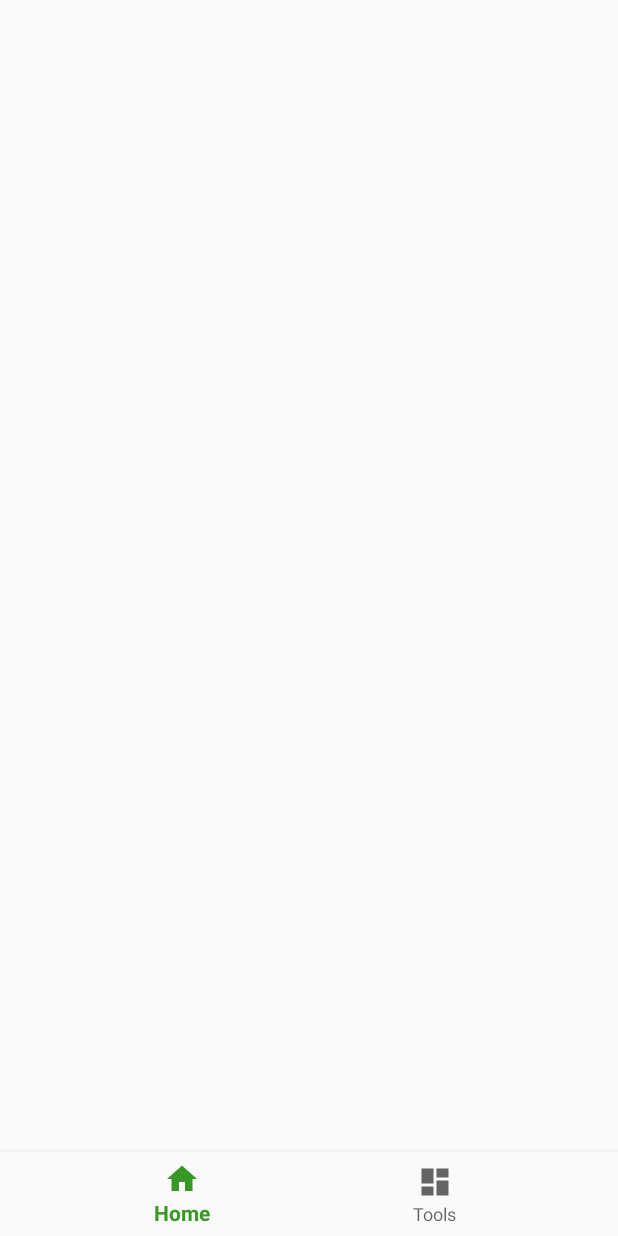
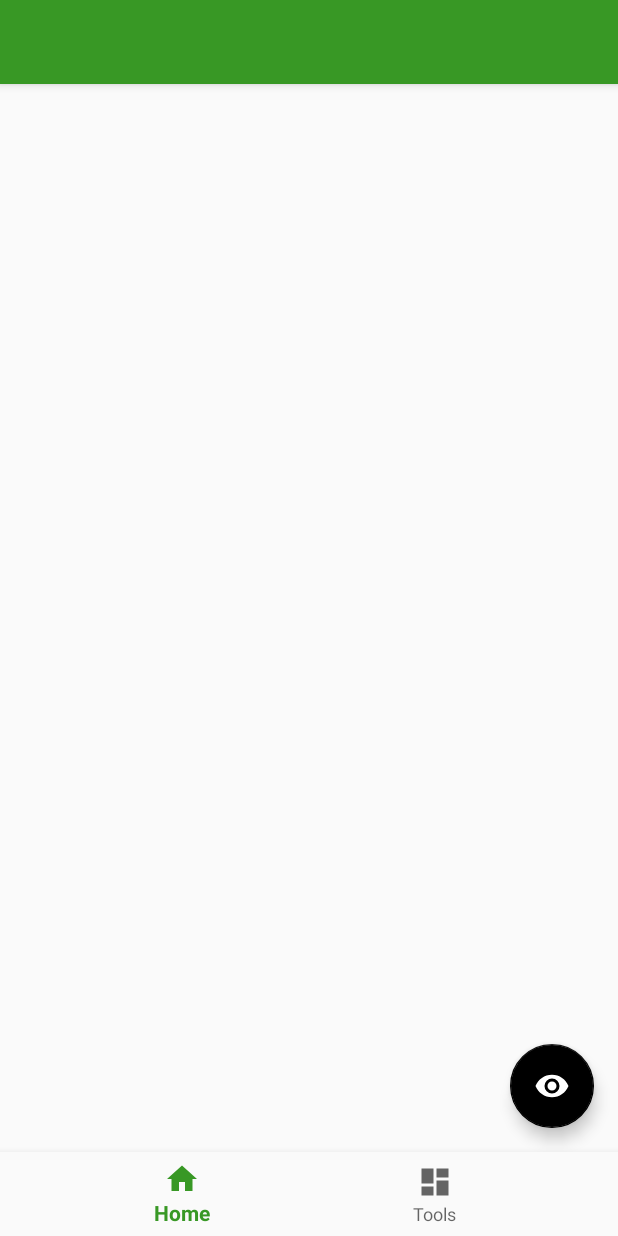
Before and after one commit to Jethro234/RecordWODApp, an Android app: the screen it shows after launch (MainActivity), on a phone screen of 412 x 824 dp. Before the commit the screen is almost empty. Run offline under Robolectric (Android 15) with nearby library versions, the phone set to English and light mode, and no system bars.

Commit message:
Added main layout elements.

```diff
--- /dev/null
+++ b/app/src/main/res/drawable/ic_scan_drawable.xml
@@ -0,0 +1,8 @@
+<!-- drawable/eye.xml -->
+<vector xmlns:android="http://schemas.android.com/apk/res/android"
+    android:height="24dp"
+    android:width="24dp"
+    android:viewportWidth="24"
+    android:viewportHeight="24">
+    <path android:fillColor="#FFF" android:pathData="M12,9A3,3 0 0,0 9,12A3,3 0 0,0 12,15A3,3 0 0,0 15,12A3,3 0 0,0 12,9M12,17A5,5 0 0,1 7,12A5,5 0 0,1 12,7A5,5 0 0,1 17,12A5,5 0 0,1 12,17M12,4.5C7,4.5 2.73,7.61 1,12C2.73,16.39 7,19.5 12,19.5C17,19.5 21.27,16.39 23,12C21.27,7.61 17,4.5 12,4.5Z" />
+</vector>
--- a/app/src/main/res/layout/activity_main.xml
+++ b/app/src/main/res/layout/activity_main.xml
@@ -6,6 +6,22 @@
     android:layout_width="match_parent"
     android:layout_height="match_parent"
     tools:context=".main.MainActivity">
+
+    <include layout="@layout/app_bar_layout" />
+
+    <include layout="@layout/content_main" />
+
+    <android.support.design.widget.FloatingActionButton
+        android:id="@+id/fab"
+        android:layout_width="wrap_content"
+        android:layout_height="wrap_content"
+        android:layout_gravity="bottom|end"
+        android:layout_margin="@dimen/fab_margin"
+        android:layout_marginBottom="8dp"
+        android:layout_marginEnd="8dp"
+        app:layout_constraintBottom_toTopOf="@+id/navigation"
+        app:layout_constraintEnd_toEndOf="parent"
+        app:srcCompat="@drawable/ic_scan_drawable" />
 
     <android.support.design.widget.BottomNavigationView
         android:id="@+id/navigation"
--- /dev/null
+++ b/app/src/main/res/layout/app_bar_layout.xml
@@ -0,0 +1,15 @@
+<?xml version="1.0" encoding="utf-8"?>
+<android.support.design.widget.AppBarLayout xmlns:android="http://schemas.android.com/apk/res/android"
+    android:layout_width="match_parent"
+    android:layout_height="wrap_content"
+    xmlns:app="http://schemas.android.com/apk/res-auto"
+    android:theme="@style/AppTheme.AppBarOverlay">
+
+    <android.support.v7.widget.Toolbar
+        android:id="@+id/toolbar"
+        app:popupTheme="@style/AppTheme.PopupOverlay"
+        android:layout_width="match_parent"
+        android:layout_height="?attr/actionBarSize"
+        android:background="?attr/colorPrimary" />
+
+</android.support.design.widget.AppBarLayout>
--- /dev/null
+++ b/app/src/main/res/layout/content_main.xml
@@ -0,0 +1,16 @@
+<?xml version="1.0" encoding="utf-8"?>
+<android.support.constraint.ConstraintLayout xmlns:android="http://schemas.android.com/apk/res/android"
+    xmlns:app="http://schemas.android.com/apk/res-auto"
+    xmlns:tools="http://schemas.android.com/tools"
+    android:layout_width="match_parent"
+    android:layout_height="match_parent"
+    app:layout_behavior="@string/appbar_scrolling_view_behavior"
+    tools:context="com.example.jimmy.recordwodappv2.main.MainActivity"
+    tools:showIn="@layout/activity_main">
+
+    <FrameLayout
+        android:id="@+id/contentFrame"
+        android:layout_width="match_parent"
+        android:layout_height="match_parent" />
+
+</android.support.constraint.ConstraintLayout>
```
Also changed, not shown: app/src/main/res/drawable-xxhdpi/ic_remove_red_eye_white_24dp.png (deleted).
